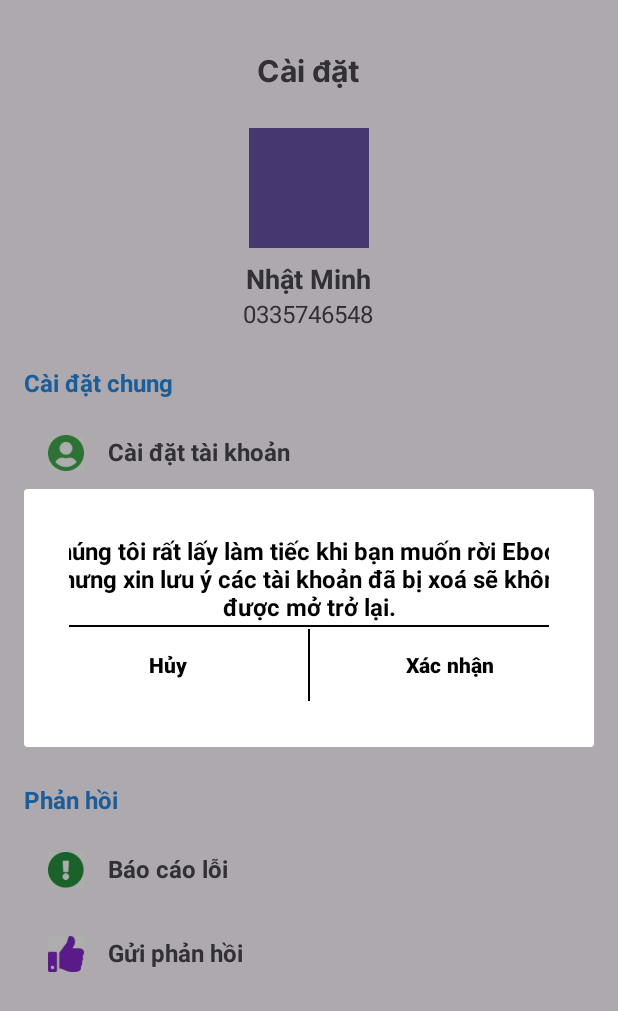
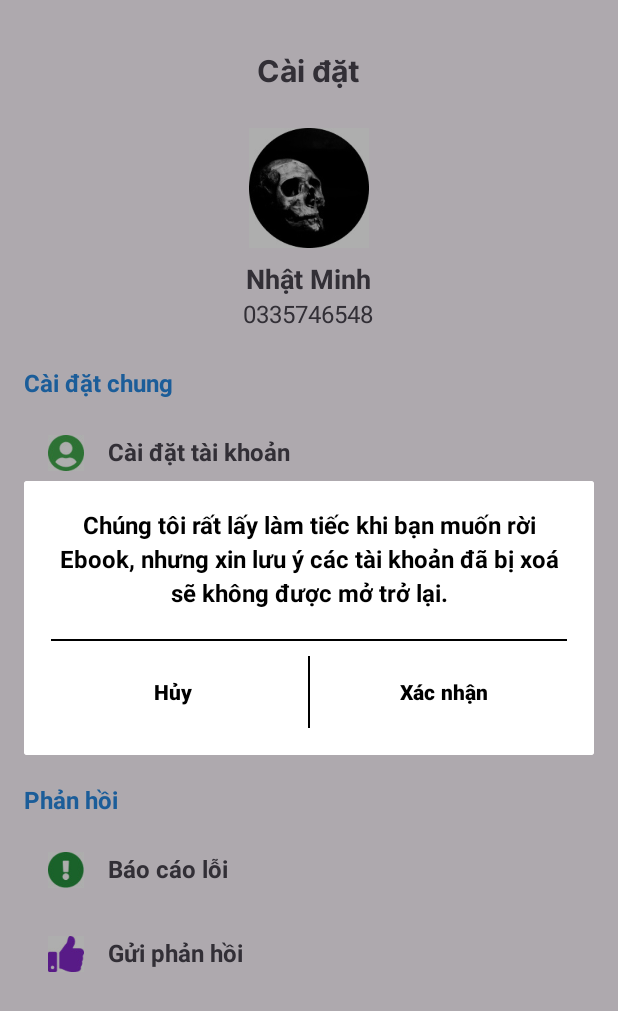
Before and after one commit to pnminh23/Ebook, an Android app: the fragment SettingFragment shown on its own in the app's theme, after a tap on "Xóa tài khoản", on a phone screen of 412 x 824 dp. Shown: the top 1011 px of the screen. Run offline under Robolectric (Android 15) with nearby library versions, the phone set to English and light mode, and no system bars; our stand-ins replace CircleImageView, Firebase (no records; nobody signed in at launch, a user with empty details on screens opened directly); pictures from the network do not load.

Commit message:
update Setting,Deleteaccount

```diff
--- a/app/build.gradle.kts
+++ b/app/build.gradle.kts
@@ -51,10 +51,11 @@ dependencies {
     implementation(libs.imageslideshow)
     implementation(libs.roundedimageview)
     implementation(libs.viewpager2)
-
+    implementation("de.hdodenhof:circleimageview:3.1.0")
     implementation(libs.barteksc.android.pdf.viewer)
     implementation(libs.okhttp)
     implementation(libs.firebase.storage)
+
 
     testImplementation(libs.junit)
     androidTestImplementation(libs.ext.junit)
--- a/app/src/main/AndroidManifest.xml
+++ b/app/src/main/AndroidManifest.xml
@@ -3,6 +3,7 @@
     xmlns:tools="http://schemas.android.com/tools">
     <!-- Cho phép truy cập internet -->
     <uses-permission android:name="android.permission.INTERNET" />
+    <uses-permission android:name="android.permission.READ_EXTERNAL_STORAGE"/>
 
     <application
         android:allowBackup="true"
--- a/app/src/main/java/com/example/ebook_pnminh/Fragment/SettingFragment.java
+++ b/app/src/main/java/com/example/ebook_pnminh/Fragment/SettingFragment.java
@@ -12,6 +12,8 @@ import android.view.ViewGroup;
 import android.view.Window;
 import android.view.WindowManager;
 import android.widget.Button;
+import android.widget.EditText;
+import android.widget.ImageView;
 import android.widget.RelativeLayout;
 import android.widget.TextView;
 import android.widget.Toast;
@@ -34,17 +36,14 @@ import com.google.firebase.firestore.ListenerRegistration;
 
 public class SettingFragment extends Fragment {
 
-    private Button profileImageButton;
-    private TextView userNameTextView;
-    private TextView userEmailTextView;
+    private ImageView imgAvatar;
+    private TextView tvUserName, tvEmail;
     private RelativeLayout profileButton;
     private RelativeLayout logoutButton;
-
     private FirebaseAuth mAuth;
     private FirebaseFirestore db;
     private FirebaseUser currentUser;
     private ListenerRegistration userListener;
-
     private static final int PICK_IMAGE_REQUEST = 1;
 
     @Override
@@ -59,9 +58,9 @@ public class SettingFragment extends Fragment {
         currentUser = mAuth.getCurrentUser();
 
         // Initialize Views
-        profileImageButton = view.findViewById(R.id.profile_image_button);
-        userNameTextView = view.findViewById(R.id.tv_user_name);
-        userEmailTextView = view.findViewById(R.id.tv_user_email);
+        imgAvatar = view.findViewById(R.id.img_profile);
+        tvUserName = view.findViewById(R.id.tv_user_name);
+        tvEmail = view.findViewById(R.id.tv_user_email);
         profileButton = view.findViewById(R.id.profile);
         logoutButton = view.findViewById(R.id.logout_section);
 
@@ -89,7 +88,7 @@ public class SettingFragment extends Fragment {
         });
 
         // Set onClickListener for Profile image button
-        profileImageButton.setOnClickListener(new View.OnClickListener() {
+        imgAvatar.setOnClickListener(new View.OnClickListener() {
             @Override
             public void onClick(View v) {
                 openGallery();
@@ -114,52 +113,80 @@ public class SettingFragment extends Fragment {
                         String userEmail = documentSnapshot.getString("email");
 
                         // Update UI
-                        userNameTextView.setText(userName);
-                        userEmailTextView.setText(userEmail);
+                        tvUserName.setText(userName);
+                        tvEmail.setText(userEmail);
                     }
                 }
             });
         }
-        RelativeLayout DeleteAccount = view.findViewById(R.id.Delete_Account);
-        DeleteAccount.setOnClickListener(new View.OnClickListener() {
+
+        RelativeLayout deleteAccountButton = view.findViewById(R.id.Delete_Account);
+        deleteAccountButton.setOnClickListener(new View.OnClickListener() {
             @Override
             public void onClick(View v) {
                 // Delete user account
                 deleteUserAccount(Gravity.CENTER);
             }
         });
+
         return view;
     }
-    //ham Delete
+
+    // Method to delete user account
     private void deleteUserAccount(int gravity) {
         final Dialog dialog = new Dialog(this.getContext());
         dialog.requestWindowFeature(Window.FEATURE_NO_TITLE);
         dialog.setContentView(R.layout.fragment_delete_account);
 
         Window window = dialog.getWindow();
-        if (window == null){
-            return ;
+        if (window == null) {
+            return;
         }
         window.setLayout(ViewGroup.LayoutParams.MATCH_PARENT, ViewGroup.LayoutParams.WRAP_CONTENT);
         window.setGravity(gravity);
 
-
         WindowManager.LayoutParams windowAttributes = window.getAttributes();
         windowAttributes.gravity = Gravity.CENTER;
         window.setAttributes(windowAttributes);
-        if (Gravity.CENTER == gravity){
+
+        if (Gravity.CENTER == gravity) {
             dialog.setCancelable(true);
-        }
-        else {
+        } else {
             dialog.setCancelable(false);
         }
+
         Button cancelButton = dialog.findViewById(R.id.cancel_button);
-        Button comfirmButton = dialog.findViewById(R.id.confirm_button);
+        Button confirmButton = dialog.findViewById(R.id.confirm_button);
+
         cancelButton.setOnClickListener(new View.OnClickListener() {
-              public void onClick(View v) {
-                      dialog.dismiss();
-           }
+            @Override
+            public void onClick(View v) {
+                dialog.dismiss();
+            }
         });
+
+        // Confirm button listener to handle account deletion
+        confirmButton.setOnClickListener(new View.OnClickListener() {
+            @Override
+            public void onClick(View v) {
+                if (currentUser != null) {
+                    currentUser.delete().addOnCompleteListener(task -> {
+                        if (task.isSuccessful()) {
+                            Toast.makeText(getContext(), "Account deleted successfully.", Toast.LENGTH_SHORT).show();
+                            dialog.dismiss();
+                            // Redirect to login activity
+                            Intent intent = new Intent(getActivity(), LoginActivcity.class);
+                            intent.setFlags(Intent.FLAG_ACTIVITY_NEW_TASK | Intent.FLAG_ACTIVITY_CLEAR_TASK);
+                            startActivity(intent);
+                            getActivity().finish();
+                        } else {
+                            Toast.makeText(getContext(), "Failed to delete account.", Toast.LENGTH_SHORT).show();
+                        }
+                    });
+                }
+            }
+        });
+
         dialog.show();
     }
 
@@ -172,14 +199,12 @@ public class SettingFragment extends Fragment {
     @Override
     public void onActivityResult(int requestCode, int resultCode, @Nullable Intent data) {
         super.onActivityResult(requestCode, resultCode, data);
-
         if (requestCode == PICK_IMAGE_REQUEST && resultCode == getActivity().RESULT_OK && data != null && data.getData() != null) {
             Uri imageUri = data.getData();
 
-            // Now you can do whatever you want with the imageUri, for example load into ImageView using Glide or Picasso
+            // Load image into ImageView using Glide or Picasso
             // Example with Picasso:
-            // Picasso.get().load(imageUri).into(profileImageButton);
-
+            // Picasso.get().load(imageUri).into(imgAvatar);
             // Here, you can also upload the imageUri to Firebase Storage or process it further as per your app's requirements.
         }
     }
--- a/app/src/main/res/layout/fragment_delete_account.xml
+++ b/app/src/main/res/layout/fragment_delete_account.xml
@@ -1,70 +1,76 @@
 <LinearLayout xmlns:android="http://schemas.android.com/apk/res/android"
     android:layout_width="match_parent"
     android:layout_height="match_parent"
-    android:padding="30dp"
-    android:orientation="vertical">
+    android:padding="16dp"
+    android:orientation="vertical"
+    android:background="@android:color/background_light">
 
-    <!-- Container để chứa nội dung và căn giữa màn hình -->
+    <!-- Container to hold the content and center it on the screen -->
     <LinearLayout
         android:id="@+id/content_container"
-        android:layout_width="374dp"
-        android:layout_height="112dp"
+        android:layout_width="match_parent"
+        android:layout_height="wrap_content"
         android:layout_gravity="center"
-        android:background="@android:color/white"
-        android:orientation="vertical">
+        android:orientation="vertical"
+        android:padding="2dp"
+        android:elevation="4dp"
+        android:background="@android:color/white">
 
-        <!-- TextView cho thông báo -->
+        <!-- TextView for the message -->
         <TextView
             android:id="@+id/message_text"
-            android:layout_width="wrap_content"
+            android:layout_width="match_parent"
             android:layout_height="wrap_content"
-            android:layout_gravity="center_horizontal"
+            android:layout_marginBottom="20dp"
             android:gravity="center"
             android:text="Chúng tôi rất lấy làm tiếc khi bạn muốn rời Ebook, nhưng xin lưu ý các tài khoản đã bị xoá sẽ không được mở trở lại."
             android:textColor="@android:color/black"
             android:textSize="16sp"
-            android:textStyle="bold" />
+            android:textStyle="bold"
+            android:lineSpacingExtra="4dp"
+            android:textAlignment="center" />
 
-        <!-- View để tạo đường kẻ ngăn cách -->
+        <!-- Black divider line -->
         <View
-            android:id="@+id/separator"
             android:layout_width="match_parent"
             android:layout_height="1dp"
-            android:layout_marginVertical="1dp"
             android:background="@android:color/black" />
 
-        <!-- LinearLayout để chứa các nút -->
+        <!-- LinearLayout to hold the buttons -->
         <LinearLayout
             android:id="@+id/button_layout"
             android:layout_width="match_parent"
             android:layout_height="wrap_content"
-            android:gravity="center"
-            android:orientation="horizontal">
+            android:gravity="center_horizontal"
+            android:orientation="horizontal"
+            android:layout_marginTop="10dp">
 
-            <!-- Nút Hủy -->
+            <!-- Cancel button -->
             <Button
                 android:id="@+id/cancel_button"
                 android:layout_width="0dp"
                 android:layout_height="wrap_content"
                 android:layout_weight="1"
-                android:backgroundTint="@color/white"
+                android:layout_marginEnd="8dp"
+                android:backgroundTint="@android:color/white"
                 android:text="Hủy"
                 android:textColor="@android:color/black"
                 android:textStyle="bold" />
 
-            <!-- View để tạo đường kẻ giữa các nút -->
+            <!-- Black divider line -->
             <View
                 android:layout_width="1dp"
                 android:layout_height="match_parent"
                 android:background="@android:color/black" />
 
-            <!-- Nút Xác nhận -->
+            <!-- Confirm button -->
             <Button
                 android:id="@+id/confirm_button"
                 android:layout_width="0dp"
                 android:layout_height="wrap_content"
                 android:layout_weight="1"
-                android:backgroundTint="@color/white"
+                android:layout_marginStart="8dp"
+                android:backgroundTint="@android:color/white"
                 android:text="Xác nhận"
                 android:textColor="@android:color/black"
                 android:textStyle="bold" />
--- a/app/src/main/res/layout/fragment_setting.xml
+++ b/app/src/main/res/layout/fragment_setting.xml
@@ -29,12 +29,14 @@
         android:orientation="vertical">
 
         <!-- Hình đại diện -->
-        <Button
-            android:id="@+id/profile_image_button"
+        <de.hdodenhof.circleimageview.CircleImageView
+            android:id="@+id/img_profile"
             android:layout_width="80dp"
             android:layout_height="80dp"
             android:background="@drawable/anh_dai_dien"
-            android:contentDescription="Profile Image" />
+            android:contentDescription="Profile Image"
+
+            tools:ignore="MissingClass" />
 
         <!-- Tên người dùng -->
         <TextView
```
Also changed, not shown: app/src/main/java/com/example/ebook_pnminh/Setting/DeleteAccount.java (+60 -4 lines), app/src/main/res/layout/layout_dialog_search.xml (+4 -4 lines), app/src/main/res/drawable/img_9.png (added).
